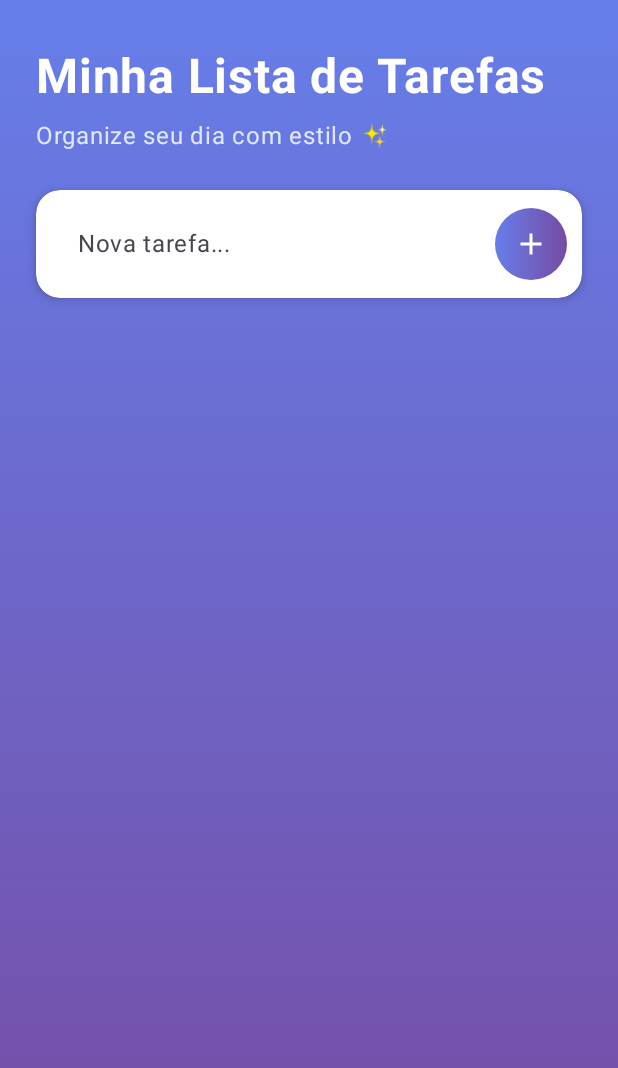
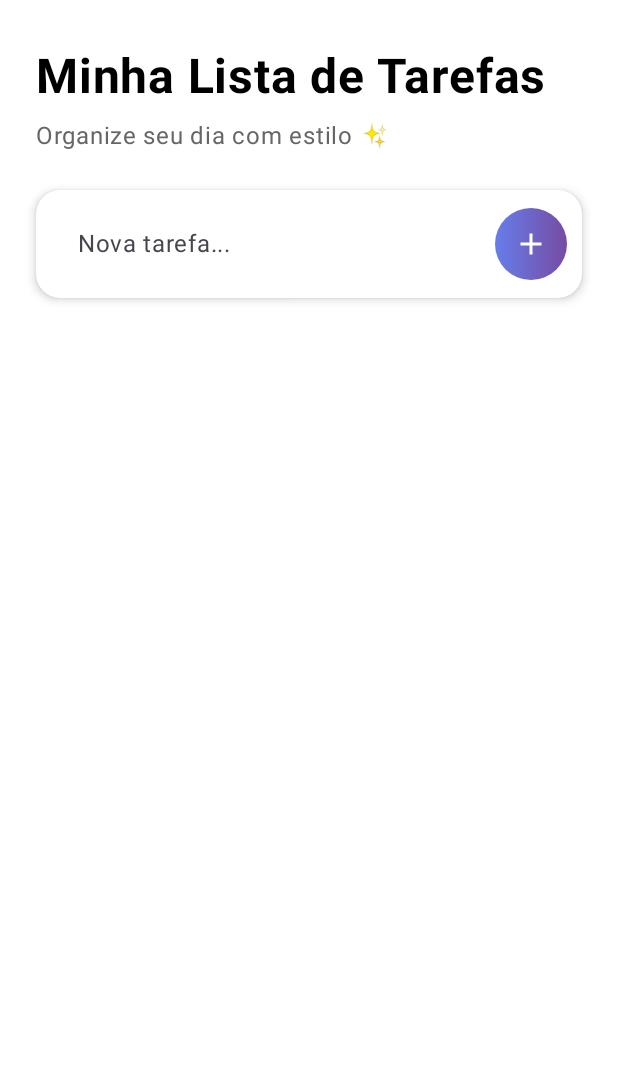
Before and after one commit to jesieldotdev/Kotlin-Android-Hello, an Android app built with Jetpack Compose: the TodoScreen screen opened through its navigation route, on a phone screen of 412 x 824 dp. Shown: the top 1068 px of the screen. Run offline under Robolectric (Android 15) with nearby library versions, the phone set to English and light mode, and no system bars.

Commit message:
feat: add todo screen
This commit introduces a new todo screen with basic functionalities like adding and removing tasks.
It also includes code style configurations for Kotlin and XML, and updates the Gradle wrapper and AGP version.

Specific changes:
- Added `TodoScreen.kt` with UI elements and logic for managing todo items.
- Added `codeStyleConfig.xml` and `Project.xml` to define project-specific code styles for Kotlin and XML.
- Updated `MainActivity.kt` to navigate to the todo screen by default.
- Updated `gradle-wrapper.properties` to use Gradle version 8.13.
- Updated `libs.versions.toml` to use AGP version 8.11.1.
- Added color definitions in `Color.kt` for the todo screen elements.
- Added `.idea/deviceManager.xml` for device management configuration.

```diff
--- a/app/src/main/java/com/example/myapplication/MainActivity.kt
+++ b/app/src/main/java/com/example/myapplication/MainActivity.kt
@@ -25,7 +25,7 @@ class MainActivity : ComponentActivity() {
 @Composable
 fun AppNav() {
     val navController = rememberNavController()
-    NavHost(navController = navController, startDestination = "login") {
+    NavHost(navController = navController, startDestination = "todo") {
         composable("login") {
             LoginScreen(
                 onLoginSuccess = {
--- a/app/src/main/java/com/example/myapplication/screens/TodoScreen.kt
+++ b/app/src/main/java/com/example/myapplication/screens/TodoScreen.kt
@@ -16,17 +16,23 @@ import androidx.compose.material.icons.filled.Delete
 import androidx.compose.material.icons.filled.RadioButtonUnchecked
 import androidx.compose.material3.*
 import androidx.compose.runtime.*
+import androidx.compose.runtime.getValue
+import androidx.compose.runtime.setValue
 import androidx.compose.ui.Alignment
 import androidx.compose.ui.Modifier
 import androidx.compose.ui.draw.shadow
 import androidx.compose.ui.graphics.Brush
-import androidx.compose.ui.graphics.Color
+import androidx.compose.ui.graphics.Color // Mantenha esta importação
 import androidx.compose.ui.text.font.FontWeight
 import androidx.compose.ui.text.input.TextFieldValue
 import androidx.compose.ui.unit.dp
 import androidx.compose.ui.unit.sp
+// Importe suas cores personalizadas
+import com.example.myapplication.ui.theme.* // Ajuste o pacote se necessário
 
 data class TodoItem(val id: Int, val text: String, val done: Boolean = false)
+
+
 
 @Composable
 fun TodoScreen() {
@@ -39,7 +45,7 @@ fun TodoScreen() {
             .fillMaxSize()
             .background(
                 brush = Brush.verticalGradient(
-                    colors = listOf(Color(0xFF667eea), Color(0xFF764ba2))
+                    colors = listOf(BackgroundStart, BackgroundEnd) // Usando variáveis
                 )
             )
     ) {
@@ -52,13 +58,13 @@ fun TodoScreen() {
                 text = "Minha Lista de Tarefas",
                 fontSize = 32.sp,
                 fontWeight = FontWeight.Bold,
-                color = Color.White,
+                color = TextPrimary, // Usando variável
                 modifier = Modifier.padding(bottom = 8.dp)
             )
             Text(
                 text = "Organize seu dia com estilo ✨",
                 fontSize = 16.sp,
-                color = Color(0xFFE0E7FF),
+                color = TextSecondary, // Usando variável
                 modifier = Modifier.padding(bottom = 24.dp)
             )
 
@@ -67,7 +73,7 @@ fun TodoScreen() {
                 verticalAlignment = Alignment.CenterVertically,
                 modifier = Modifier
                     .shadow(4.dp, RoundedCornerShape(16.dp))
-                    .background(Color.White, RoundedCornerShape(16.dp))
+                    .background(TodoCardBackground, RoundedCornerShape(16.dp)) // Usando variável
                     .padding(horizontal = 12.dp, vertical = 4.dp)
             ) {
                 TextField(
@@ -79,7 +85,7 @@ fun TodoScreen() {
                         unfocusedContainerColor = Color.Transparent,
                         focusedIndicatorColor = Color.Transparent,
                         unfocusedIndicatorColor = Color.Transparent,
-                        cursorColor = Color(0xFF667eea)
+                        cursorColor = CursorColor // Usando variável
                     ),
                     modifier = Modifier
                         .weight(1f)
@@ -100,7 +106,7 @@ fun TodoScreen() {
                         .padding(start = 4.dp)
                         .background(
                             brush = Brush.horizontalGradient(
-                                listOf(Color(0xFF667eea), Color(0xFF764ba2))
+                                listOf(PurpleBlue, LightPurple) // Usando variáveis
                             ),
                             shape = CircleShape
                         )
@@ -108,7 +114,7 @@ fun TodoScreen() {
                     Icon(
                         imageVector = Icons.Default.Add,
                         contentDescription = "Adicionar",
-                        tint = Color.White
+                        tint = Color.White // Poderia ser uma variável TextOnPrimaryButton por exemplo
                     )
                 }
             }
@@ -153,8 +159,8 @@ fun TodoCard(
     Surface(
         shape = RoundedCornerShape(16.dp),
         shadowElevation = 8.dp,
-        color = if (todo.done) Color(0xFFE0E7FF) else Color.White,
-        modifier = Modifier.fillMaxWidth() // Removido .animateItemPlacement()
+        color = if (todo.done) TodoCardDoneBackground else TodoCardBackground, // Usando variáveis
+        modifier = Modifier.fillMaxWidth()
     ) {
         Row(
             verticalAlignment = Alignment.CenterVertically,
@@ -168,14 +174,14 @@ fun TodoCard(
                 Icon(
                     imageVector = if (todo.done) Icons.Default.CheckCircle else Icons.Default.RadioButtonUnchecked,
                     contentDescription = if (todo.done) "Desmarcar" else "Marcar como feito",
-                    tint = if (todo.done) Color(0xFF667eea) else Color(0xFF9CA3AF),
+                    tint = if (todo.done) IconDoneColor else IconColor, // Usando variáveis
                     modifier = Modifier.size(28.dp)
                 )
             }
             Text(
                 text = todo.text,
                 fontSize = 18.sp,
-                color = if (todo.done) Color(0xFF667eea) else Color(0xFF1A1A1A),
+                color = if (todo.done) TodoDoneText else TodoText, // Usando variáveis
                 fontWeight = if (todo.done) FontWeight.Medium else FontWeight.Normal,
                 modifier = Modifier
                     .weight(1f)
@@ -189,7 +195,7 @@ fun TodoCard(
                     Icon(
                         imageVector = Icons.Default.Delete,
                         contentDescription = "Remover",
-                        tint = Color(0xFFDC2626),
+                        tint = DeleteIconColor, // Usando variável
                     )
                 }
             }
--- a/app/src/main/java/com/example/myapplication/ui/theme/Color.kt
+++ b/app/src/main/java/com/example/myapplication/ui/theme/Color.kt
@@ -9,3 +9,18 @@ val Pink80 = Color(0xFFEFB8C8)
 val Purple40 = Color(0xFF6650a4)
 val PurpleGrey40 = Color(0xFF625b71)
 val Pink40 = Color(0xFF7D5260)
+
+val PurpleBlue = Color(0xFF667eea)
+val LightPurple = Color(0xFF764ba2)
+val BackgroundStart = Color(0xFFFFFFFF) // Mantido como branco, mas poderia ser do tema
+val BackgroundEnd = Color(0xFFFFFFFF)   // Mantido como branco, mas poderia ser do tema
+val TextPrimary = Color.Black // Para o título principal
+val TextSecondary = Color(0xFF666666) // Para o subtítulo
+val TodoCardBackground = Color.White
+val TodoCardDoneBackground = Color(0xFFE0E7FF)
+val TodoText = Color(0xFF1A1A1A)
+val TodoDoneText = PurpleBlue
+val IconColor = Color(0xFF9CA3AF)
+val IconDoneColor = PurpleBlue
+val DeleteIconColor = Color(0xFFDC2626)
+val CursorColor = PurpleBlue
--- a/gradle/libs.versions.toml
+++ b/gradle/libs.versions.toml
@@ -1,5 +1,5 @@
 [versions]
-agp = "8.10.1"
+agp = "8.11.1"
 coilCompose = "2.4.0"
 kotlin = "2.0.21"
 coreKtx = "1.16.0"
```
Also changed, not shown: gradle/wrapper/gradle-wrapper.properties.
